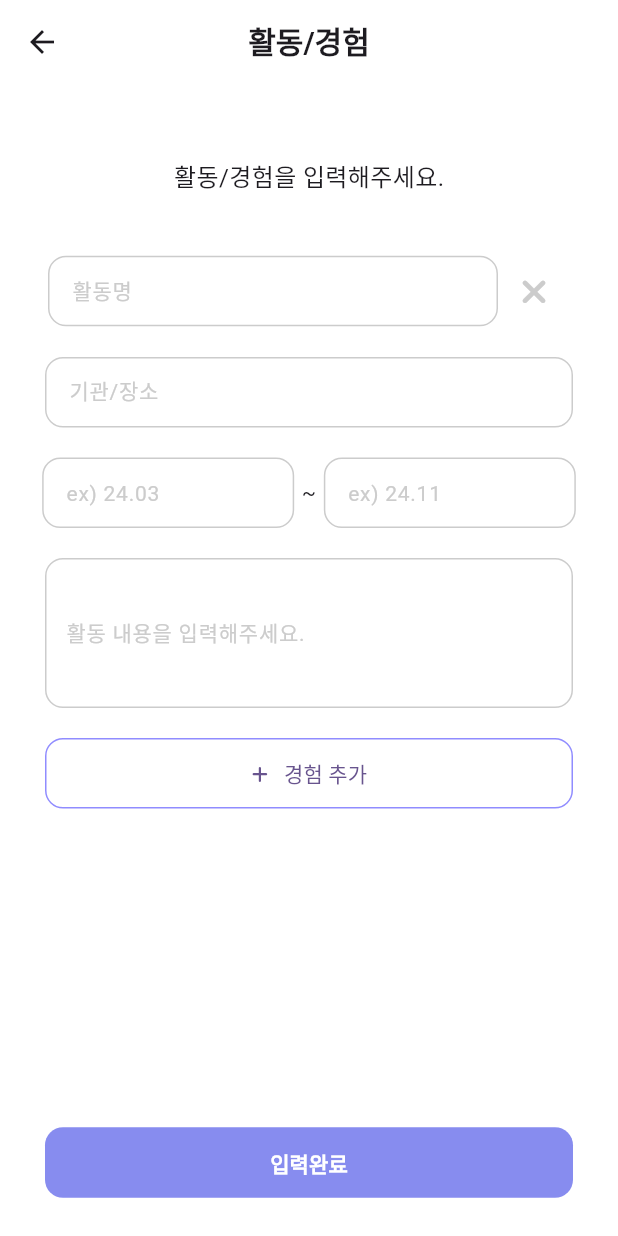
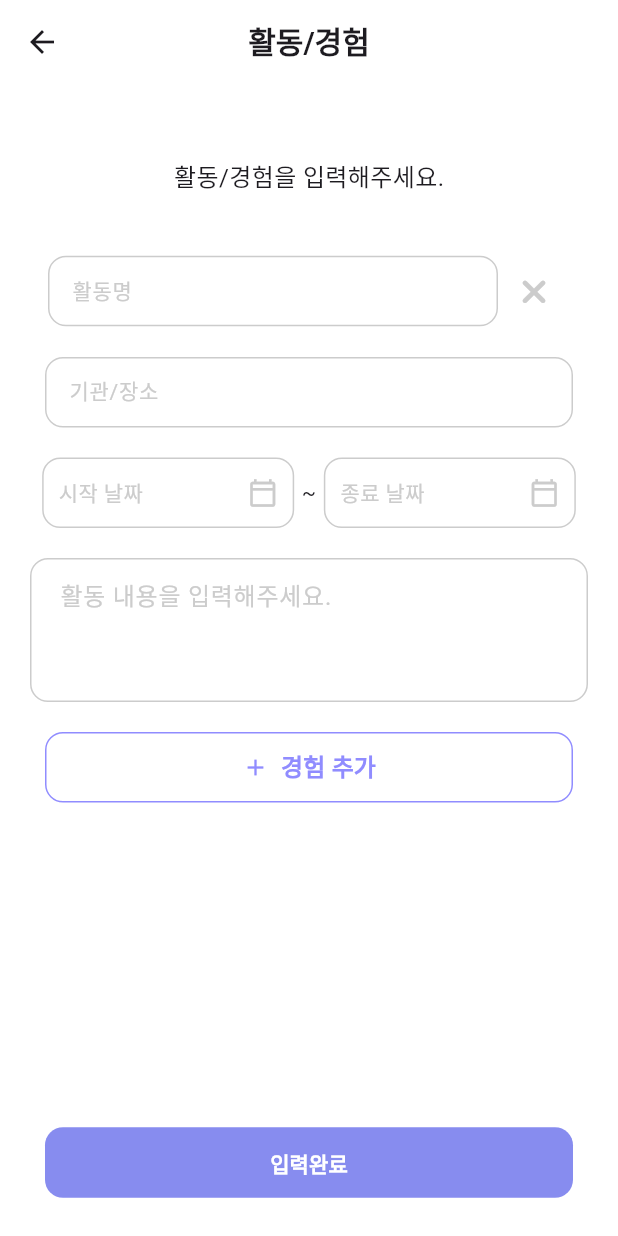
Before and after one commit to Google-Developer-Student-Clubs-TUK/2024-Flutter-Project-MyLio, a Flutter app: the ActivityExperience screen opened directly, on a phone screen of 412 x 824 dp. Run offline on Flutter 3.47's test engine with Material 3 defaults, Android fonts, the phone set to English and light mode, and no system bars; our stand-ins replace dotted_border, font_awesome_flutter, get, shared_preferences; accounts and stored records are empty.

Commit message:
Fix: 활동/경험 데이터 컬럼명 수정 및 디자인 수정

```diff
--- a/frontend/lib/screens/resume/activity_experience.dart
+++ b/frontend/lib/screens/resume/activity_experience.dart
@@ -22,12 +22,29 @@ class ActivityExperienceState extends State<ActivityExperience> {
     super.initState();
     fieldKeys.add(num);
     activityData[num] = {
-      "activityName": "",
-      "institution": "",
+      "name": "",
+      "organization": "",
       "startDate": "",
       "endDate": "",
       "description": ""
     };
+  }
+
+  // DatePicker 호출 함수
+  Future<void> _selectDate(
+      BuildContext context, int fieldKey, String dateKey) async {
+    final DateTime? picked = await showDatePicker(
+      context: context,
+      initialDate: DateTime.now(),
+      firstDate: DateTime(2000),
+      lastDate: DateTime(2100),
+    );
+    if (picked != null) {
+      setState(() {
+        activityData[fieldKey]?[dateKey] =
+            "${picked.year}-${picked.month.toString().padLeft(2, '0')}-${picked.day.toString().padLeft(2, '0')}";
+      });
+    }
   }
 
   // 활동 필드 생성 함수
@@ -45,7 +62,7 @@ class ActivityExperienceState extends State<ActivityExperience> {
               height: 47,
               child: TextFormField(
                 onChanged: (value) {
-                  activityData[number]?['activityName'] = value;
+                  activityData[number]?['name'] = value;
                 },
                 decoration: InputDecoration(
                   hintText: "활동명",
@@ -57,7 +74,7 @@ class ActivityExperienceState extends State<ActivityExperience> {
                   ),
                   focusedBorder: OutlineInputBorder(
                     borderSide:
-                        BorderSide(color: Color(0xFFCCCCCC), width: 1.0),
+                        const BorderSide(color: Color(0xFF908CFF), width: 1.0),
                     borderRadius: BorderRadius.circular(12.0),
                   ),
                   enabledBorder: OutlineInputBorder(
@@ -87,7 +104,7 @@ class ActivityExperienceState extends State<ActivityExperience> {
           height: 47,
           child: TextFormField(
             onChanged: (value) {
-              activityData[number]?['institution'] = value;
+              activityData[number]?['organization'] = value;
             },
             decoration: InputDecoration(
               hintText: "기관/장소",
@@ -97,7 +114,8 @@ class ActivityExperienceState extends State<ActivityExperience> {
                 borderRadius: BorderRadius.circular(12.0),
               ),
               focusedBorder: OutlineInputBorder(
-                borderSide: BorderSide(color: Color(0xFFCCCCCC), width: 1.0),
+                borderSide:
+                    const BorderSide(color: Color(0xFF908CFF), width: 1.0),
                 borderRadius: BorderRadius.circular(12.0),
               ),
               enabledBorder: OutlineInputBorder(
@@ -112,62 +130,76 @@ class ActivityExperienceState extends State<ActivityExperience> {
           crossAxisAlignment: CrossAxisAlignment.center,
           mainAxisAlignment: MainAxisAlignment.center,
           children: [
-            SizedBox(
+            GestureDetector(
+              onTap: () => _selectDate(context, number, 'startDate'),
+              child: Container(
                 width: 168,
                 height: 47,
-              child: TextFormField(
-                onChanged: (value) {
-                  activityData[number]?['startDate'] = value;
-                },
-                decoration: InputDecoration(
-                  hintText: "ex) 24.03",
-                  hintStyle: TextStyle(fontSize: 14, color: Color(0xFFCCCCCC)),
-                  border: OutlineInputBorder(
-                    borderSide:
-                        BorderSide(color: Color(0xFFCCCCCC), width: 1.0),
+                decoration: BoxDecoration(
+                  border: Border.all(color: Color(0xFFCCCCCC), width: 1.0),
                   borderRadius: BorderRadius.circular(12.0),
                 ),
-                  focusedBorder: OutlineInputBorder(
-                    borderSide:
-                        BorderSide(color: Color(0xFFCCCCCC), width: 1.0),
-                    borderRadius: BorderRadius.circular(12.0),
+                padding: EdgeInsets.symmetric(horizontal: 10.0),
+                alignment: Alignment.centerLeft,
+                child: Row(
+                  mainAxisAlignment: MainAxisAlignment.spaceBetween,
+                  children: [
+                    Text(
+                      activityData[number]?['startDate']?.isNotEmpty == true
+                          ? activityData[number]!['startDate']!
+                          : "시작 날짜",
+                      style: TextStyle(
+                        fontSize: 14,
+                        color: activityData[number]?['startDate']?.isNotEmpty ==
+                                true
+                            ? Colors.black
+                            : Color(0xFFCCCCCC),
                       ),
-                  enabledBorder: OutlineInputBorder(
-                    borderSide:
-                        BorderSide(color: Color(0xFFCCCCCC), width: 1.0),
-                    borderRadius: BorderRadius.circular(12.0),
                     ),
+                    Icon(
+                      Icons.calendar_today_outlined,
+                      color: Color(0xFFCCCCCC),
+                      size: 20,
+                    ),
+                  ],
                 ),
               ),
             ),
             SizedBox(width: 5),
             Text("~"),
             SizedBox(width: 5),
-            SizedBox(
+            GestureDetector(
+              onTap: () => _selectDate(context, number, 'endDate'),
+              child: Container(
                 width: 168,
                 height: 47,
-              child: TextFormField(
-                onChanged: (value) {
-                  activityData[number]?['endDate'] = value;
-                },
-                decoration: InputDecoration(
-                  hintText: "ex) 24.11",
-                  hintStyle: TextStyle(fontSize: 14, color: Color(0xFFCCCCCC)),
-                  border: OutlineInputBorder(
-                    borderSide:
-                        BorderSide(color: Color(0xFFCCCCCC), width: 1.0),
+                decoration: BoxDecoration(
+                  border: Border.all(color: Color(0xFFCCCCCC), width: 1.0),
                   borderRadius: BorderRadius.circular(12.0),
                 ),
-                  focusedBorder: OutlineInputBorder(
-                    borderSide:
-                        BorderSide(color: Color(0xFFCCCCCC), width: 1.0),
-                    borderRadius: BorderRadius.circular(12.0),
+                padding: EdgeInsets.symmetric(horizontal: 10.0),
+                alignment: Alignment.centerLeft,
+                child: Row(
+                  mainAxisAlignment: MainAxisAlignment.spaceBetween,
+                  children: [
+                    Text(
+                      activityData[number]?['endDate']?.isNotEmpty == true
+                          ? activityData[number]!['endDate']!
+                          : "종료 날짜",
+                      style: TextStyle(
+                        fontSize: 14,
+                        color:
+                            activityData[number]?['endDate']?.isNotEmpty == true
+                                ? Colors.black
+                                : Color(0xFFCCCCCC),
                       ),
-                  enabledBorder: OutlineInputBorder(
-                    borderSide:
-                        BorderSide(color: Color(0xFFCCCCCC), width: 1.0),
-                    borderRadius: BorderRadius.circular(12.0),
                     ),
+                    Icon(
+                      Icons.calendar_today_outlined,
+                      color: Color(0xFFCCCCCC),
+                      size: 20,
+                    ),
+                  ],
                 ),
               ),
             ),
@@ -176,31 +208,41 @@ class ActivityExperienceState extends State<ActivityExperience> {
         SizedBox(
           height: 20,
         ),
-        SizedBox(
-          width: 352,
-          height: 100,
-          child: TextFormField(
+        Container(
+          padding: const EdgeInsets.symmetric(horizontal: 20),
+          child: TextField(
             onChanged: (value) {
               activityData[number]?['description'] = value;
             },
-            maxLines: null,
-            expands: true,
+            controller: TextEditingController.fromValue(
+              TextEditingValue(
+                text: activityData[number]?['description'] ?? "",
+                selection: TextSelection.collapsed(
+                    offset: activityData[number]?['description']?.length ?? 0),
+              ),
+            ),
+            maxLines: 3, // 최대 3줄 입력 가능
             decoration: InputDecoration(
+              hintText: '활동 내용을 입력해주세요.',
+              hintStyle: const TextStyle(color: Color(0xFFCCCCCC)),
+              filled: true,
+              fillColor: Colors.white,
               contentPadding:
-                  EdgeInsets.symmetric(vertical: 10.0, horizontal: 10.0),
-              hintText: "활동 내용을 입력해주세요.",
-              hintStyle: TextStyle(fontSize: 14, color: Color(0xFFCCCCCC)),
+                  const EdgeInsets.symmetric(horizontal: 16, vertical: 12),
               border: OutlineInputBorder(
-                borderSide: BorderSide(color: Color(0xFFCCCCCC), width: 1.0),
-                borderRadius: BorderRadius.circular(12.0),
+                borderRadius: BorderRadius.circular(12),
+                borderSide:
+                    const BorderSide(color: Color(0xFFCCCCCC), width: 1.0),
               ),
               focusedBorder: OutlineInputBorder(
-                borderSide: BorderSide(color: Color(0xFFCCCCCC), width: 1.0),
+                borderSide:
+                    const BorderSide(color: Color(0xFF908CFF), width: 1.0),
                 borderRadius: BorderRadius.circular(12.0),
               ),
               enabledBorder: OutlineInputBorder(
-                borderSide: BorderSide(color: Color(0xFFCCCCCC), width: 1.0),
-                borderRadius: BorderRadius.circular(12.0),
+                borderRadius: BorderRadius.circular(12),
+                borderSide:
+                    const BorderSide(color: Color(0xFFCCCCCC), width: 1.0),
               ),
             ),
           ),
@@ -247,15 +289,15 @@ class ActivityExperienceState extends State<ActivityExperience> {
                         SizedBox(
                           width: 352,
                           height: 47,
-                          child: TextButton(
+                          child: TextButton.icon(
                             onPressed: () {
                               if (fieldKeys.length < 5) {
                                 setState(() {
                                   num++;
                                   fieldKeys.add(num);
                                   activityData[num] = {
-                                    "activityName": "",
-                                    "institution": "",
+                                    "name": "",
+                                    "organization": "",
                                     "startDate": "",
                                     "endDate": "",
                                     "description": ""
@@ -270,29 +312,27 @@ class ActivityExperienceState extends State<ActivityExperience> {
                                 );
                               }
                             },
-                            child: Row(
-                              mainAxisAlignment: MainAxisAlignment.center,
-                              children: [
-                                Icon(
-                                  FontAwesomeIcons.plus,
-                                  size: 12,
+                            icon: const Icon(
+                              Icons.add,
+                              color: Color(0xFF908CFF),
                             ),
-                                SizedBox(width: 10),
-                                Text(
+                            label: const Text(
                               '경험 추가',
                               style: TextStyle(
-                                      fontSize: 14,
-                                      fontWeight: FontWeight.w400),
-                                )
-                              ],
+                                color: Color(0xFF908CFF),
+                                fontSize: 16,
+                                fontWeight: FontWeight.bold,
+                              ),
                             ),
                             style: TextButton.styleFrom(
-                              side: BorderSide(
+                              minimumSize: const Size(double.infinity, 50),
+                              padding: const EdgeInsets.symmetric(vertical: 8),
+                              side: const BorderSide(
                                 color: Color(0xFF908CFF),
-                                width: 1.0,
+                                width: 1,
                               ),
                               shape: RoundedRectangleBorder(
-                                borderRadius: BorderRadius.circular(12.0),
+                                borderRadius: BorderRadius.circular(12),
                               ),
                             ),
                           ),
```
Lines whose indentation alone changed are shown as unchanged.
